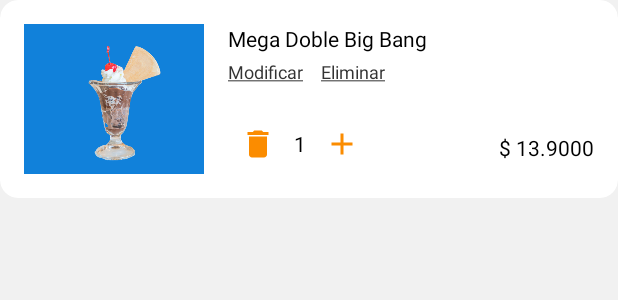
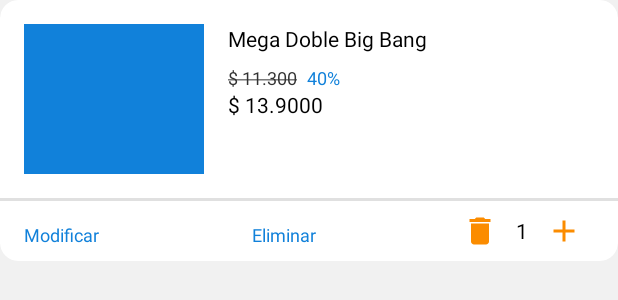
Before and after one commit to Geider10/MiMenu, an Android app: the layout order_item_cart.xml on its own in the app's theme, with its tools: preview values and no code run, on a phone screen of 412 x 824 dp. Shown: the top 300 px of the screen. Run offline under Robolectric (Android 15) with nearby library versions, the phone set to English and light mode, and no system bars.

Commit message:
feat: add logic foodOffer in cartFragment and update style itemCart

```diff
--- a/app/src/main/java/com/example/mimenu/ui/buy/FoodDetailFragment.kt
+++ b/app/src/main/java/com/example/mimenu/ui/buy/FoodDetailFragment.kt
@@ -107,11 +107,11 @@ class FoodDetailFragment : Fragment() {
         if(viewType == 1){
             appViewModel.createOrder(orderCopy)
             findNavController().navigate(R.id.action_foodDetailFragment_to_secondFragment)
-            Toast.makeText(requireContext(),"Agregaste un pedido con éxito", Toast.LENGTH_LONG).show()
+            Toast.makeText(requireContext(),"Agregaste un pedido con éxito", Toast.LENGTH_SHORT).show()
         }else if(viewType == 2){
             appViewModel.updateOrder(orderCopy)
             findNavController().navigate(R.id.action_foodDetailFragment_to_cartFragment)
-            Toast.makeText(requireContext(),"Actualizaste un pedido con éxito", Toast.LENGTH_LONG).show()
+            Toast.makeText(requireContext(),"Actualizaste un pedido con éxito", Toast.LENGTH_SHORT).show()
         }else if(viewType == 3){
             appViewModel.createOrder(orderCopy)
             findNavController().navigate(R.id.action_foodDetailFragment_to_firstFragment)
--- a/app/src/main/java/com/example/mimenu/ui/cart/CartFragment.kt
+++ b/app/src/main/java/com/example/mimenu/ui/cart/CartFragment.kt
@@ -53,7 +53,7 @@ class CartFragment : Fragment(), OnOrderClick {
         findNavController().navigate(action)
     }
     override fun onClickDelete(order: OrderModel) {
-        Toast.makeText(requireContext(), "Eliminaste un pedido con éxito", Toast.LENGTH_LONG).show()
+        Toast.makeText(requireContext(), "Eliminaste un pedido con éxito", Toast.LENGTH_SHORT).show()
         appViewModel.deleteOrder(order)
     }
     override fun onClickIcon(order: OrderModel) {
--- a/app/src/main/res/layout/order_item_cart.xml
+++ b/app/src/main/res/layout/order_item_cart.xml
@@ -1,4 +1,5 @@
 <?xml version="1.0" encoding="utf-8"?>
+
 <com.google.android.material.card.MaterialCardView
     xmlns:android="http://schemas.android.com/apk/res/android"
     xmlns:tools="http://schemas.android.com/tools"
@@ -8,6 +9,10 @@
     app:cardCornerRadius="12dp"
     android:layout_marginBottom="12dp"
     android:id="@+id/itemCart">
+    <LinearLayout
+        android:layout_width="match_parent"
+        android:layout_height="wrap_content"
+        android:orientation="vertical">
 
         <LinearLayout
             android:layout_width="match_parent"
@@ -19,51 +24,95 @@
                 android:layout_height="100dp"
                 android:scaleType="fitCenter"
                 tools:background="@color/yellow_dark"
-            tools:src="@mipmap/sundae"
                 android:id="@+id/imgItemCart" />
-        <!--    data order item-->
-        <androidx.constraintlayout.widget.ConstraintLayout
+            <LinearLayout
                 android:layout_width="match_parent"
                 android:layout_height="match_parent"
+                android:orientation="vertical"
                 android:layout_marginStart="16dp">
                 <TextView
                     android:layout_width="wrap_content"
                     android:layout_height="wrap_content"
                     tools:text="Mega Doble Big Bang"
                     android:textColor="@color/black"
-                app:layout_constraintStart_toStartOf="parent"
-                app:layout_constraintTop_toTopOf="parent"
+                    android:layout_marginBottom="8dp"
                     android:id="@+id/tvNameItemCart"
                     />
+
+                <LinearLayout
+                    android:layout_width="match_parent"
+                    android:layout_height="wrap_content"
+                    android:orientation="horizontal">
                     <TextView
                         android:layout_width="wrap_content"
                         android:layout_height="wrap_content"
                         android:textColor="@color/text_dark"
-                android:text="@string/text_edit"
+                        tools:text="@string/text_cross"
+                        android:textSize="12dp"
+                        android:layout_marginRight="4dp"
+                        android:id="@+id/tvPriceRemoveItemCart"
+                        />
+                    <TextView
+                        android:id="@+id/tvDiscountItemCart"
+                        android:layout_width="wrap_content"
+                        android:layout_height="wrap_content"
+                        tools:text="40%"
+                        android:textColor="@color/yellow_dark"
+                        android:textSize="12dp"
+                        android:layout_gravity="center_vertical"/>
+                </LinearLayout>
+                <TextView
+                    android:id="@+id/tvPriceItemCart"
+                    android:layout_width="wrap_content"
+                    android:layout_height="wrap_content"
+                    tools:text="$ 13.9000"
+                    android:textColor="@color/black" />
+            </LinearLayout>
+
+
+        </LinearLayout>
+        <View
+            android:id="@+id/divider2"
+            android:layout_width="match_parent"
+            android:layout_height="2dp"
+            android:background="?android:attr/listDivider" />
+        <androidx.constraintlayout.widget.ConstraintLayout
+            android:layout_width="match_parent"
+            android:layout_height="wrap_content"
+            android:paddingHorizontal="16dp">
+            <TextView
+                android:layout_width="wrap_content"
+                android:layout_height="wrap_content"
+                android:textColor="@color/yellow_dark"
+                android:text="Modificar"
                 android:textSize="12sp"
                 android:layout_marginTop="4dp"
                 app:layout_constraintStart_toStartOf="parent"
-                app:layout_constraintTop_toBottomOf="@+id/tvNameItemCart"
+                app:layout_constraintTop_toTopOf="parent"
+                app:layout_constraintBottom_toBottomOf="parent"
                 android:id="@+id/tvEditOrderCart"
                 />
             <TextView
                 android:layout_width="wrap_content"
                 android:layout_height="wrap_content"
-                android:textColor="@color/text_dark"
-                android:text="@string/text_delete"
+                android:textColor="@color/yellow_dark"
+                android:text="Eliminar"
                 android:textSize="12dp"
                 android:layout_marginStart="12sp"
                 android:layout_marginTop="4dp"
                 app:layout_constraintStart_toEndOf="@+id/tvEditOrderCart"
-                app:layout_constraintTop_toBottomOf="@+id/tvNameItemCart"
+                app:layout_constraintEnd_toStartOf="@+id/contenBtnItemCart"
+                app:layout_constraintTop_toTopOf="parent"
+                app:layout_constraintBottom_toBottomOf="parent"
                 android:id="@+id/tvDeleteOrderCart"
                 />
             <LinearLayout
                 android:layout_width="wrap_content"
                 android:layout_height="wrap_content"
                 android:orientation="horizontal"
-                app:layout_constraintStart_toStartOf="parent"
-                app:layout_constraintBottom_toBottomOf="parent">
+                app:layout_constraintEnd_toEndOf="parent"
+                app:layout_constraintTop_toTopOf="parent"
+                android:id="@+id/contenBtnItemCart">
 
                 <Button
                     android:id="@+id/btnSubtractOrder"
@@ -89,20 +138,9 @@
                     app:icon="@drawable/ic_add"
                     />
             </LinearLayout>
-            <TextView
-                android:layout_width="wrap_content"
-                android:layout_height="wrap_content"
-                android:layout_marginTop="8dp"
-                tools:text="$ 13.9000"
-                android:textColor="@color/black"
-                android:layout_marginBottom="8dp"
-                app:layout_constraintBottom_toBottomOf="parent"
-                app:layout_constraintEnd_toEndOf="parent"
-                android:id="@+id/tvPriceItemCart"
-                />
         </androidx.constraintlayout.widget.ConstraintLayout>
+    </LinearLayout>
 
 
-    </LinearLayout>
 
 </com.google.android.material.card.MaterialCardView>
```
Also changed, not shown: app/src/main/java/com/example/mimenu/ui/cart/CartAdapter.kt (+26 -6 lines). Lines whose indentation alone changed are shown as unchanged.
